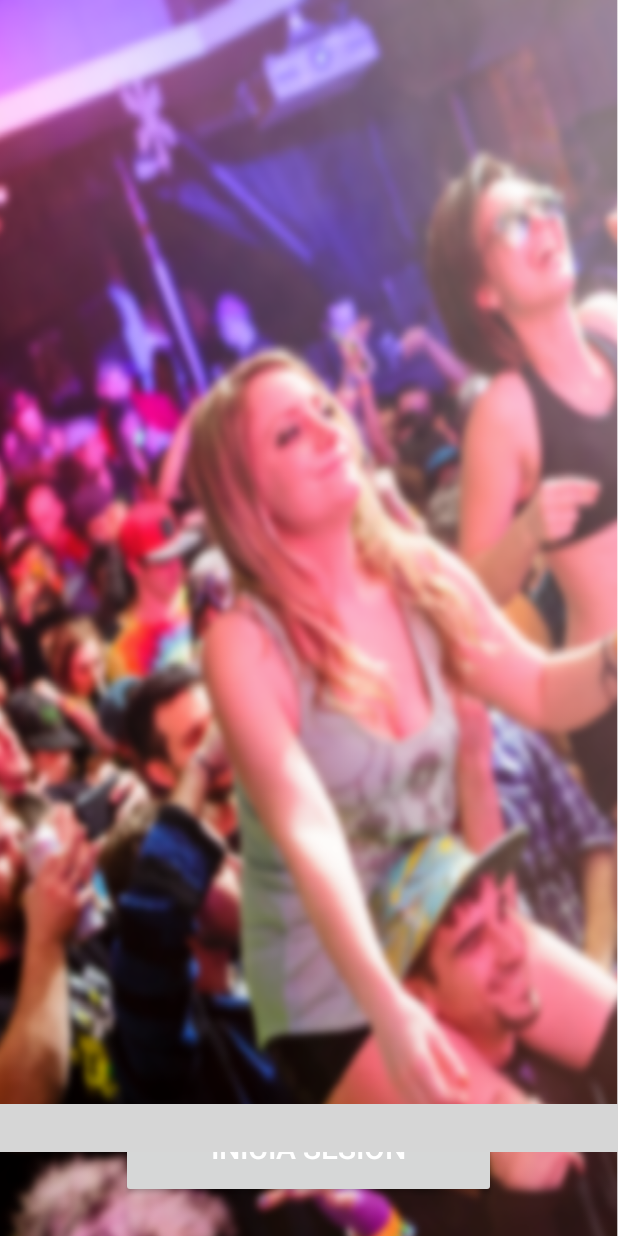
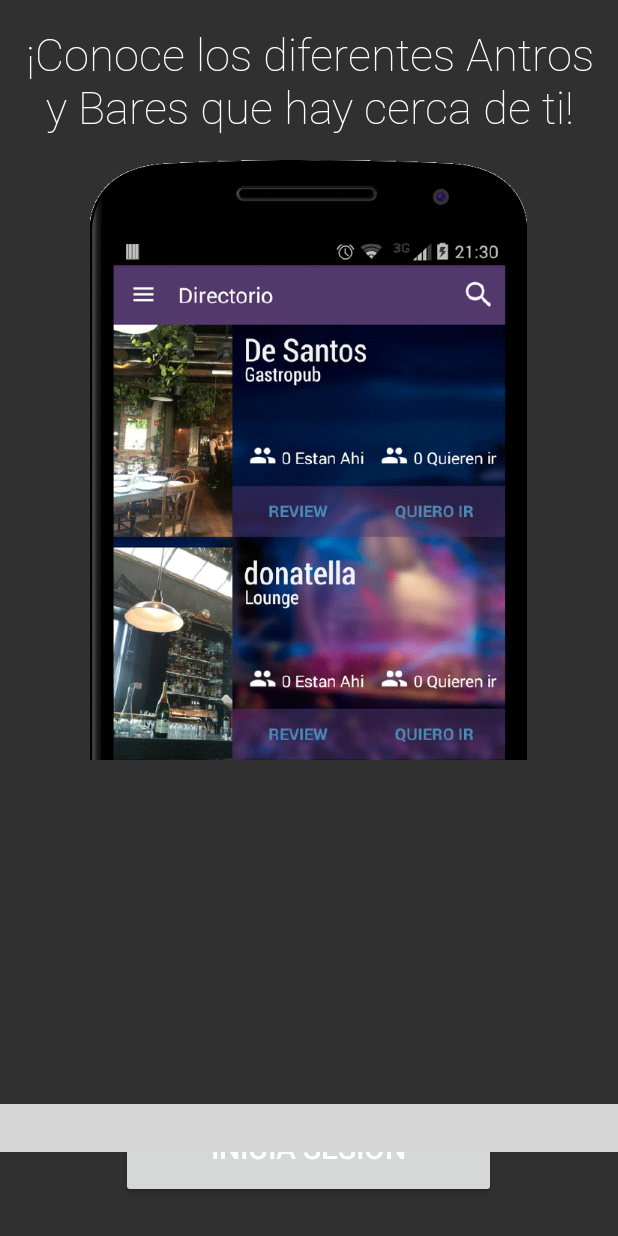
Before and after one commit to RightNight/RightNight-android, an Android app: the screen it shows after launch (FaceActivity), on a phone screen of 412 x 824 dp. Run offline under Robolectric (Android 15) with nearby library versions, the phone set to English and light mode, and no system bars; our stand-ins replace Volley; libraries missing offline, so code that uses them is left out: com.facebook, com.facebook.drawee, com.facebook.login, com.viewpagerindicator; plain views replace CirclePageIndicator, LoginButton; 16 statements that could not run were skipped; grey boxes are pictures that could not be loaded.

Commit message:
Added the text for the principal Slider-Tutorial

```diff
--- a/app/src/main/java/mx/example/ruben/stir/app/ui/fragments/FragmentOne.java
+++ b/app/src/main/java/mx/example/ruben/stir/app/ui/fragments/FragmentOne.java
@@ -1,11 +1,13 @@
 package mx.example.ruben.stir.app.ui.fragments;
 
+import android.graphics.Typeface;
 import android.os.Bundle;
 import android.support.annotation.Nullable;
 import android.support.v4.app.Fragment;
 import android.view.LayoutInflater;
 import android.view.View;
 import android.view.ViewGroup;
+import android.widget.TextView;
 
 import mx.example.ruben.stir.R;
 
@@ -35,6 +37,10 @@ public class FragmentOne extends Fragment {
     @Override
     public View onCreateView(LayoutInflater inflater, ViewGroup container, Bundle savedInstanceState) {
         View rootView = inflater.inflate(R.layout.fragment_one_layout, container, false);
+        TextView mtext = (TextView)rootView.findViewById(R.id.first_text);
+
+        Typeface font = Typeface.createFromAsset(getActivity().getAssets(),"fonts/Roboto-Thin.ttf");
+        mtext.setTypeface(font);
         return rootView;
     }
 
--- a/app/src/main/java/mx/example/ruben/stir/app/ui/fragments/FragmentTwo.java
+++ b/app/src/main/java/mx/example/ruben/stir/app/ui/fragments/FragmentTwo.java
@@ -1,11 +1,13 @@
 package mx.example.ruben.stir.app.ui.fragments;
 
+import android.graphics.Typeface;
 import android.os.Bundle;
 import android.support.annotation.Nullable;
 import android.support.v4.app.Fragment;
 import android.view.LayoutInflater;
 import android.view.View;
 import android.view.ViewGroup;
+import android.widget.TextView;
 
 import mx.example.ruben.stir.R;
 
@@ -35,6 +37,9 @@ public class FragmentTwo extends Fragment {
     @Override
     public View onCreateView(LayoutInflater inflater, ViewGroup container, Bundle savedInstanceState) {
         View rootView = inflater.inflate(R.layout.fragment_two_layout, container, false);
+        TextView mtext = (TextView)rootView.findViewById(R.id.second_text);
+        Typeface font = Typeface.createFromAsset(getActivity().getAssets(),"fonts/Roboto-Thin.ttf");
+        mtext.setTypeface(font);
         return rootView;
     }
 
--- a/app/src/main/res/layout/fragment_one_layout.xml
+++ b/app/src/main/res/layout/fragment_one_layout.xml
@@ -3,29 +3,29 @@
     android:id="@+id/fragmentOne"
     android:layout_width="match_parent"
     android:layout_height="match_parent"
-    android:background="@drawable/img_slide"
+    android:background="@color/background_material_dark"
     android:orientation="vertical">
 
 
-    <ScrollView
-        android:layout_width="match_parent"
+
+            <TextView
+                android:id="@+id/first_text"
+                android:text="@string/facefragment_firstext"
+                android:layout_width="match_parent"
+                android:textSize="30dp"
+                android:textColor="#ffffff"
+                android:textAlignment="center"
+                android:padding="15dp"
+                android:gravity="center"
+                android:layout_height="wrap_content"
+                 />
+
+    <ImageView
+        android:layout_width="wrap_content"
         android:layout_height="wrap_content"
-        android:scrollbars="vertical"
-        android:fillViewport="true">
-        <LinearLayout
-            android:layout_width="match_parent"
-            android:layout_height="wrap_content"
-            android:orientation="vertical">
-            <TextView
-                android:id="@+id/txt_sub_1"
-                android:layout_width="match_parent"
-                android:layout_height="wrap_content" />
-            <TextView
-                android:layout_width="fill_parent"
-                android:layout_height="fill_parent"
-                android:scrollHorizontally="true"
-                />
-            </LinearLayout>
+        android:id="@+id/imageView7"
+        android:layout_gravity="center_horizontal"
+        android:background="@drawable/img_phone" />
 
-        </ScrollView>
+
 </LinearLayout>
--- a/app/src/main/res/layout/fragment_three_layout.xml
+++ b/app/src/main/res/layout/fragment_three_layout.xml
@@ -9,7 +9,8 @@ android:orientation="vertical">
 <TextView
     android:layout_width="match_parent"
     android:layout_height="wrap_content"
-    android:background="@color/cardview_dark_background"
+    android:text="This is the third text"
+    android:id="@+id/third_text"
     android:textStyle="bold" />
 
 </LinearLayout>
--- a/app/src/main/res/values/strings.xml
+++ b/app/src/main/res/values/strings.xml
@@ -30,4 +30,9 @@
     <string name="num_stars">5</string>
     <string name="step_stars">0.5</string>
     <string name="title_activity_search_activity">Busqueda</string>
+
+    <!--Strings que la página principal-->
+    <string name="facefragment_firstext">¡Conoce los diferentes Antros y Bares que hay cerca de ti!</string>
+    <string name="facefragment_secondtext">Enterate de cuanta gente va a ir a cada lugar y cuanta gente ya esta en el</string>
+    <string name="facefragment_thirdtext">Presiona el botón QUIERO IR cuando hayas decidido a cual lugar vas a ir</string>
 </resources>
```
Also changed, not shown: app/src/main/java/mx/example/ruben/stir/app/ui/fragments/FragmentThree.java (+7 -0 lines), app/src/main/res/layout/fragment_two_layout.xml (+8 -4 lines), app/src/main/res/drawable-xhdpi/img_phone.png (added), 1 other file.
